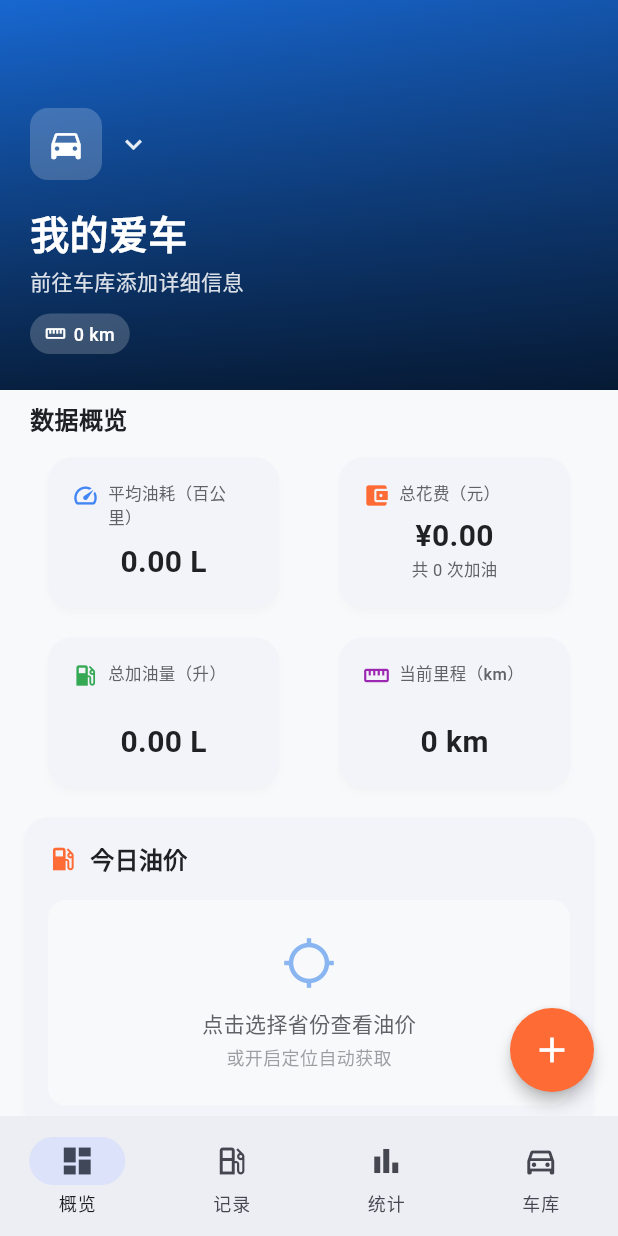
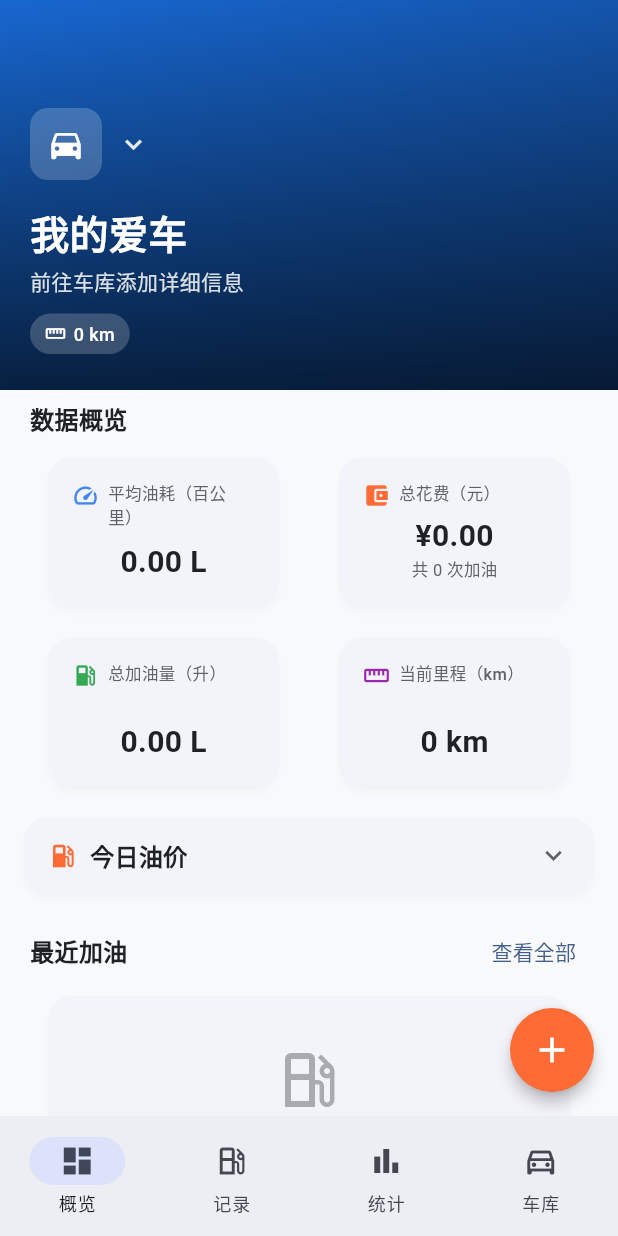
Before and after one commit to Panlf/fuel_track, a Flutter app: the screen it shows after launch, on a phone screen of 412 x 824 dp. Run offline on Flutter 3.47's test engine with Material 3 defaults, Android fonts, the phone set to English and light mode, and no system bars; our stand-ins replace fl_chart, geocoding, geolocator, image_picker, share_plus, shared_preferences and 1 more; missing offline and left inert: excel; accounts and stored records are empty.

Commit message:
feat: 今日油价卡片改为折叠式，默认收起避免首页加载转圈

```diff
--- a/lib/widgets/fuel_price_card.dart
+++ b/lib/widgets/fuel_price_card.dart
@@ -14,18 +14,14 @@ class FuelPriceCard extends StatefulWidget {
 class _FuelPriceCardState extends State<FuelPriceCard> {
   FuelPrice? _fuelPrice;
   String? _currentProvince;
-  bool _isLoading = true;
-
-  @override
-  void initState() {
-    super.initState();
-    _loadFuelPrice();
-  }
+  bool _isLoading = false;
+  bool _isExpanded = false;
+  bool _hasLoaded = false;
 
   @override
   void didUpdateWidget(covariant FuelPriceCard oldWidget) {
     super.didUpdateWidget(oldWidget);
-    if (widget.refreshKey != oldWidget.refreshKey) {
+    if (widget.refreshKey != oldWidget.refreshKey && _isExpanded) {
       _loadFuelPrice(forceRefresh: true);
     }
   }
@@ -69,12 +65,23 @@ class _FuelPriceCardState extends State<FuelPriceCard> {
           _currentProvince = province;
           _fuelPrice = price;
           _isLoading = false;
+          _hasLoaded = true;
         });
       }
     } catch (e) {
       if (mounted) {
-        setState(() => _isLoading = false);
+        setState(() {
+          _isLoading = false;
+          _hasLoaded = true;
+        });
       }
+    }
+  }
+
+  void _toggleExpand() {
+    setState(() => _isExpanded = !_isExpanded);
+    if (_isExpanded && !_hasLoaded) {
+      _loadFuelPrice();
     }
   }
 
@@ -167,12 +174,13 @@ class _FuelPriceCardState extends State<FuelPriceCard> {
   Widget build(BuildContext context) {
     return Card(
       margin: const EdgeInsets.symmetric(horizontal: 16, vertical: 6),
+      child: Column(
+        children: [
+          GestureDetector(
+            onTap: _toggleExpand,
             child: Padding(
-        padding: const EdgeInsets.all(16),
-        child: Column(
-          crossAxisAlignment: CrossAxisAlignment.start,
-          children: [
-            Row(
+              padding: const EdgeInsets.symmetric(horizontal: 16, vertical: 14),
+              child: Row(
                 children: [
                   Icon(
                     Icons.local_gas_station,
@@ -188,14 +196,55 @@ class _FuelPriceCardState extends State<FuelPriceCard> {
                       color: AppColors.textPrimary,
                     ),
                   ),
+                  if (_currentProvince != null && !_isExpanded) ...[
+                    const SizedBox(width: 8),
+                    Container(
+                      padding: const EdgeInsets.symmetric(
+                        horizontal: 8,
+                        vertical: 3,
+                      ),
+                      decoration: BoxDecoration(
+                        color: AppColors.primary.withValues(alpha: 0.1),
+                        borderRadius: BorderRadius.circular(10),
+                      ),
+                      child: Text(
+                        _currentProvince!,
+                        style: const TextStyle(
+                          color: AppColors.primary,
+                          fontSize: 11,
+                          fontWeight: FontWeight.w500,
+                        ),
+                      ),
+                    ),
+                  ],
                   const Spacer(),
+                  AnimatedRotation(
+                    turns: _isExpanded ? 0.5 : 0,
+                    duration: const Duration(milliseconds: 200),
+                    child: Icon(
+                      Icons.keyboard_arrow_down,
+                      color: AppColors.textSecondary,
+                      size: 22,
+                    ),
+                  ),
+                ],
+              ),
+            ),
+          ),
+          AnimatedCrossFade(
+            firstChild: const SizedBox.shrink(),
+            secondChild: Padding(
+              padding: const EdgeInsets.fromLTRB(16, 0, 16, 16),
+              child: Column(
+                children: [
                   if (_currentProvince != null)
                     GestureDetector(
                       onTap: _showProvinceSelector,
                       child: Container(
+                        margin: const EdgeInsets.only(bottom: 12),
                         padding: const EdgeInsets.symmetric(
                           horizontal: 10,
-                        vertical: 5,
+                          vertical: 6,
                         ),
                         decoration: BoxDecoration(
                           color: AppColors.primary.withValues(alpha: 0.1),
@@ -218,13 +267,16 @@ class _FuelPriceCardState extends State<FuelPriceCard> {
                                 fontWeight: FontWeight.w500,
                               ),
                             ),
+                            const SizedBox(width: 4),
+                            Icon(
+                              Icons.keyboard_arrow_down,
+                              color: AppColors.primary,
+                              size: 14,
+                            ),
                           ],
                         ),
                       ),
                     ),
-              ],
-            ),
-            const SizedBox(height: 16),
                   if (_isLoading)
                     const Center(
                       child: Padding(
@@ -240,6 +292,13 @@ class _FuelPriceCardState extends State<FuelPriceCard> {
                     _buildErrorState(),
                 ],
               ),
+            ),
+            crossFadeState: _isExpanded
+                ? CrossFadeState.showSecond
+                : CrossFadeState.showFirst,
+            duration: const Duration(milliseconds: 250),
+          ),
+        ],
       ),
     );
   }
```
Lines whose indentation alone changed are shown as unchanged.
